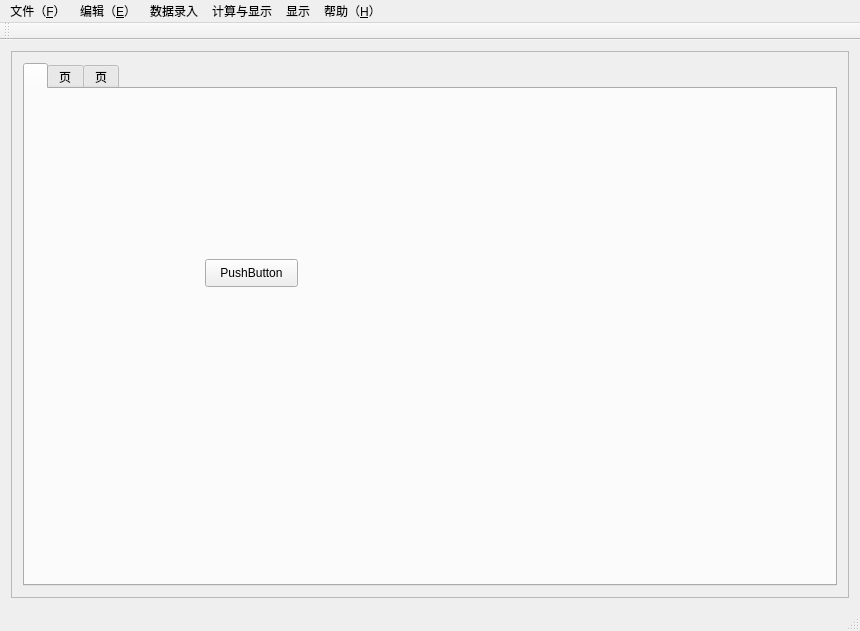
Before: the Qt Designer form mainwindow.ui in bigbigda/drillwellplatform-qt, drawn with Qt 5.
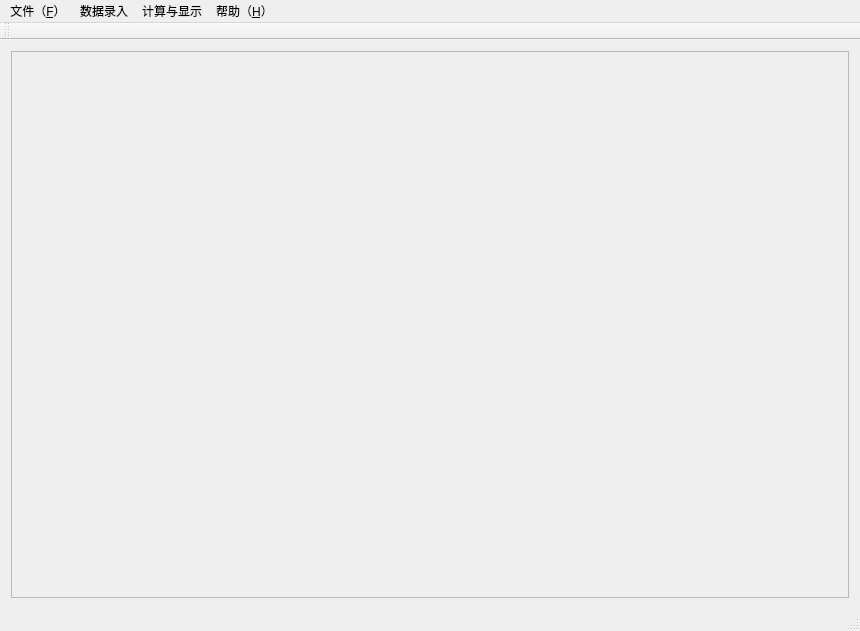
After: the same form once the commit is applied.

What changed in the file:
```diff
--- a/mainwindow.ui
+++ b/mainwindow.ui
@@ -29,40 +29,7 @@
          <height>542</height>
         </rect>
        </property>
-       <layout class="QGridLayout" name="gridLayout_2">
-        <item row="0" column="0">
-         <widget class="QTabWidget" name="tabWidget">
-          <widget class="QWidget" name="tabWidgetPage1">
-           <attribute name="title">
-            <string/>
-           </attribute>
-           <widget class="QPushButton" name="pushButton2">
-            <property name="geometry">
-             <rect>
-              <x>180</x>
-              <y>170</y>
-              <width>93</width>
-              <height>28</height>
-             </rect>
-            </property>
-            <property name="text">
-             <string>PushButton</string>
-            </property>
-           </widget>
-          </widget>
-          <widget class="QWidget" name="tab">
-           <attribute name="title">
-            <string>页</string>
-           </attribute>
-          </widget>
-          <widget class="QWidget" name="tab_2">
-           <attribute name="title">
-            <string>页</string>
-           </attribute>
-          </widget>
-         </widget>
-        </item>
-       </layout>
+       <layout class="QGridLayout" name="gridLayout_2"/>
       </widget>
      </widget>
     </item>
@@ -87,11 +54,6 @@
     <addaction name="separator"/>
     <addaction name="action_Exit"/>
    </widget>
-   <widget class="QMenu" name="menu1_2">
-    <property name="title">
-     <string>编辑（&amp;E）</string>
-    </property>
-   </widget>
    <widget class="QMenu" name="menu">
     <property name="title">
      <string>帮助（&amp;H）</string>
@@ -109,17 +71,11 @@
     </property>
     <addaction name="action_Cal"/>
     <addaction name="action_LaF"/>
-   </widget>
-   <widget class="QMenu" name="menu_4">
-    <property name="title">
-     <string>显示</string>
-    </property>
+    <addaction name="actionA"/>
    </widget>
    <addaction name="menu1"/>
-   <addaction name="menu1_2"/>
    <addaction name="menu_2"/>
    <addaction name="menu_3"/>
-   <addaction name="menu_4"/>
    <addaction name="menu"/>
   </widget>
   <widget class="QStatusBar" name="statusBar"/>
```
Left out of the diff: 24 changed lines with no effect on the pictures.
